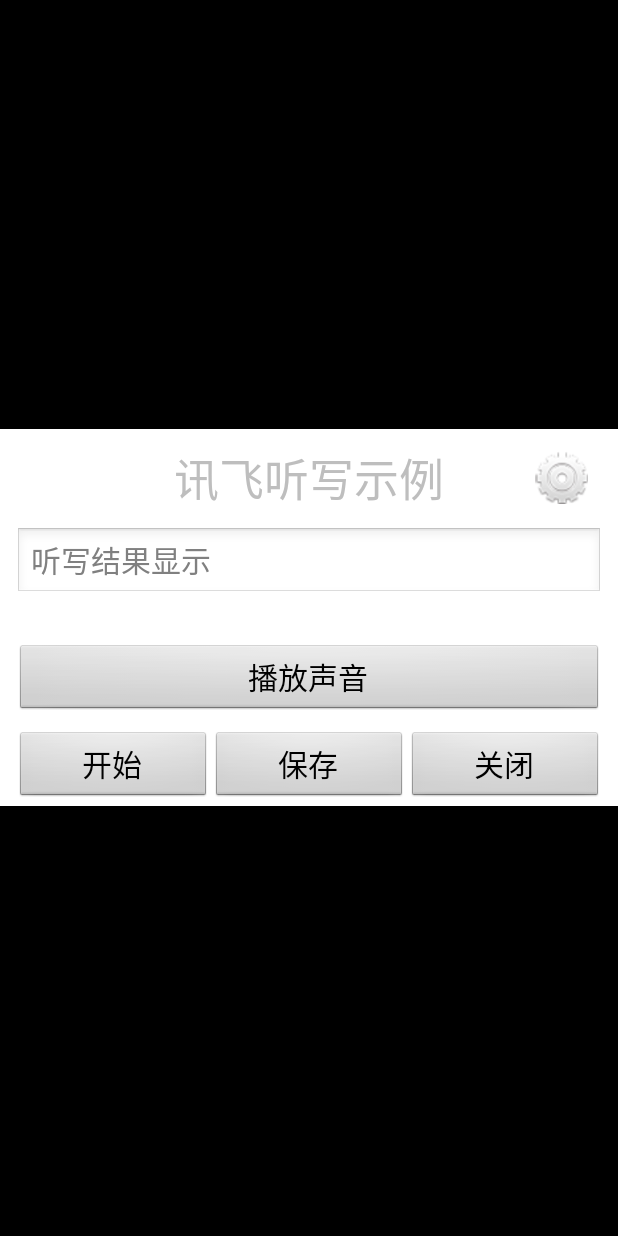
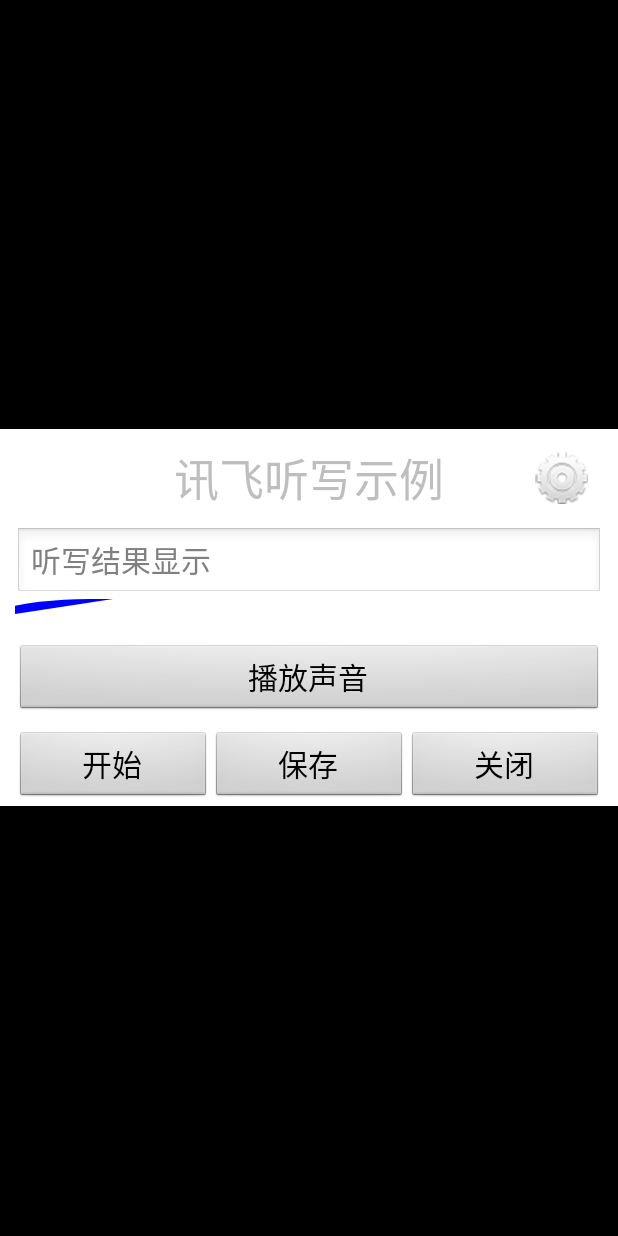
Before and after one commit to wangaijun/TestKDXF2, an Android app: the screen it shows after launch (SpeechRecognizeActivity), after a tap on "录音", on a phone screen of 412 x 824 dp. Run offline under Robolectric (Android 15) with nearby library versions, the phone set to English and light mode, and no system bars.

Commit message:
绘制波浪线

```diff
--- a/speechDemo/src/main/java/com/iflytek/VoiceEffectView.kt
+++ b/speechDemo/src/main/java/com/iflytek/VoiceEffectView.kt
@@ -34,7 +34,7 @@
     }
 
     companion object {
-        const val size = 600
+        const val size = 12
     }
 
     override fun onAttachedToWindow() {
--- a/speechDemo/src/main/java/com/iflytek/draw/WaveLineDrawer.kt
+++ b/speechDemo/src/main/java/com/iflytek/draw/WaveLineDrawer.kt
@@ -14,19 +14,21 @@
 
     override fun draw(c: Canvas, width: Float, height: Float, pip: MyPip, paint: Paint) {
         val size = VoiceEffectView.size
-        path.reset()
         val y = height/2
         var i=0
         var x=0F
         val cw = width/size
+        path.reset()
         path.moveTo(-cw,y)
         val datas = pip.getDatas()
-        while (i<size/2){
-            x += i*2*cw
-            path.rQuadTo(x, datas[i*2]*3F,x+cw, datas[i*2+1]*3F)
+        while (i<size/3){
+            x += i*3*cw
+            path.cubicTo(x, datas[i*3]*3F,x+cw, datas[i*3+1]*3F, x+2*cw, datas[i*3+2]*3F)
+            path.moveTo(x+2*cw, datas[i*3+2]*3F)
             i++
         }
         c.drawPath(path,paint)
+        c.drawText("hello,world",50F,60F,paint)
     }
 
     /**
```
